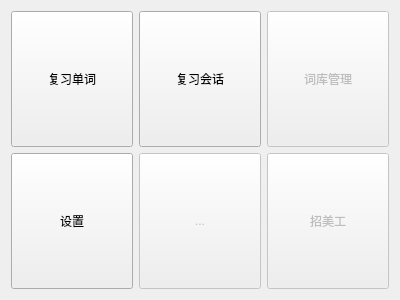
Qt form Word_Sentence exercise tool/index_menu.ui (ArmoredP1g/WordPass) before a commit.
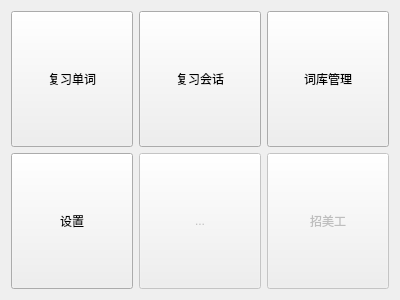
The same form after that commit.

What changed in the file:
```diff
--- a/Word_Sentence exercise tool/index_menu.ui
+++ b/Word_Sentence exercise tool/index_menu.ui
@@ -50,7 +50,7 @@
        <item>
         <widget class="QToolButton" name="tb_LibManage">
          <property name="enabled">
-          <bool>false</bool>
+          <bool>true</bool>
          </property>
          <property name="sizePolicy">
           <sizepolicy hsizetype="Preferred" vsizetype="Preferred">
```
